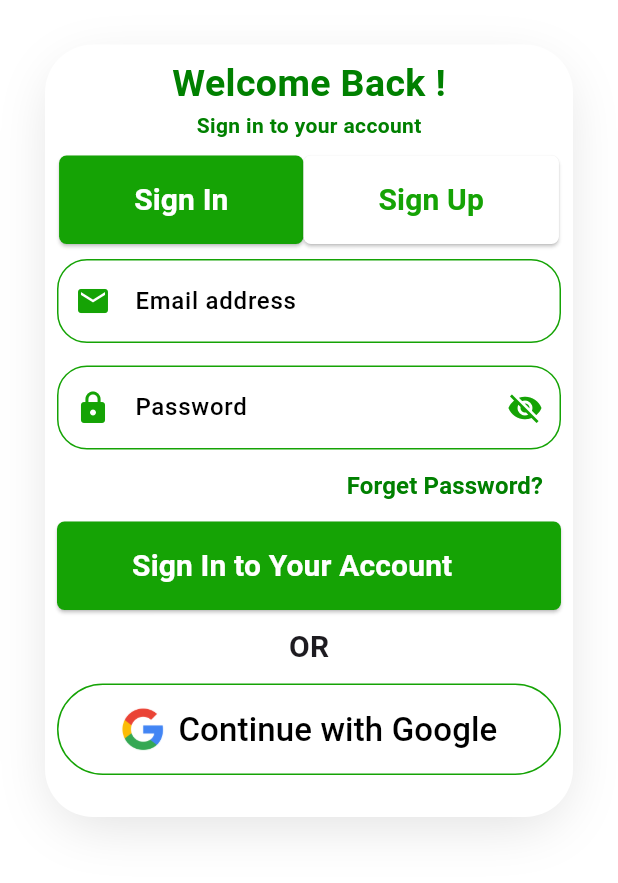
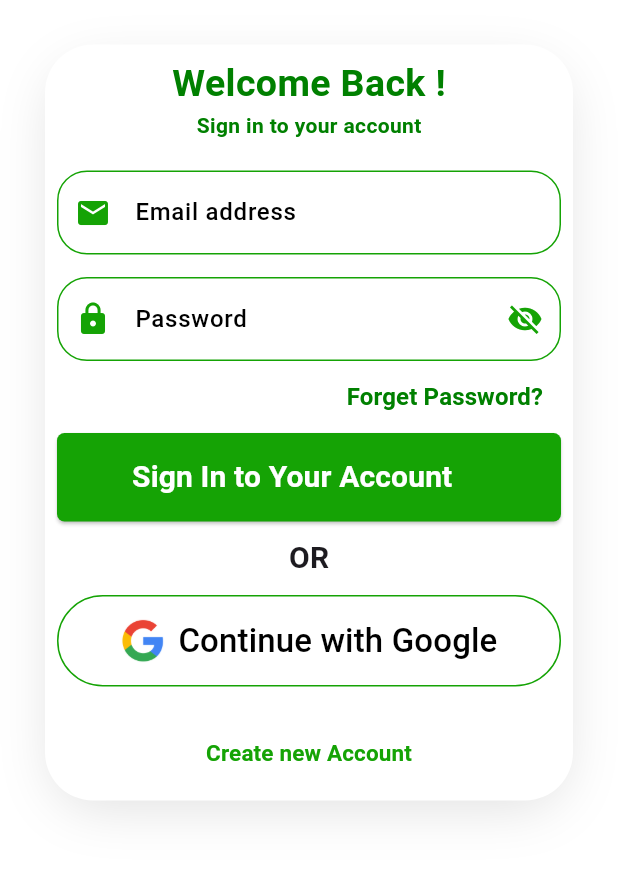
Before and after one commit to nirajchand/farm_express, a Flutter app: the ConsumerLoginScreen screen opened directly, on a phone screen of 412 x 824 dp, the part 353-1236 px from its top. Run offline on Flutter 3.47's test engine with Material 3 defaults, Android fonts, the light colour scheme and no system bars.

Commit message:
updating login screen

```diff
--- a/lib/screens/consumer_login_screen.dart
+++ b/lib/screens/consumer_login_screen.dart
@@ -1,18 +1,25 @@
 import 'package:farm_express/constants/colors.dart';
+import 'package:farm_express/screens/signup_screen.dart';
 import 'package:farm_express/widgets/elevated_button.dart';
 import 'package:farm_express/widgets/my_text_form_field.dart';
 import 'package:flutter/material.dart';
 
-class ConsumerLoginScreen extends StatelessWidget {
+class ConsumerLoginScreen extends StatefulWidget {
   const ConsumerLoginScreen({super.key});
 
+  @override
+  State<ConsumerLoginScreen> createState() => _ConsumerLoginScreenState();
+}
+
+class _ConsumerLoginScreenState extends State<ConsumerLoginScreen> {
+  bool isSignIn = true;
   @override
   Widget build(BuildContext context) {
     return Scaffold(
       backgroundColor: Colors.white,
-
       appBar: AppBar(backgroundColor: Colors.white),
-      body: Column(
+      body: SingleChildScrollView(
+        child: Column(
           children: [
             Center(child: Image.asset("assets/images/project_logo.png")),
             Container(
@@ -51,23 +58,31 @@ class ConsumerLoginScreen extends StatelessWidget {
                       ),
                     ),
                     SizedBox(height: 10),
-                  Row(
-                    mainAxisAlignment: MainAxisAlignment.center,
-                    children: [
-                      MyElevatedButton(
-                        onPressed: () {},
-                        text: "Sign In",
-                        backgroundColor: kPrimaryColor,
-                        foregroundColor: Colors.white,
-                      ),
-                      MyElevatedButton(
-                        onPressed: () {},
-                        text: "Sign Up",
-                        backgroundColor: Colors.white,
-                        foregroundColor: kPrimaryColor,
-                      ),
-                    ],
-                  ),
+                    // Row(
+                    //   mainAxisAlignment: MainAxisAlignment.center,
+                    //   children: [
+                    //     MyElevatedButton(
+                    //       onPressed: () {
+                    //         setState(() {
+                    //           isSignIn = true;
+                    //         });
+                    //       },
+                    //       text: "Sign In",
+                    //       backgroundColor: kPrimaryColor,
+                    //       foregroundColor: Colors.white,
+                    //     ),
+                    //     MyElevatedButton(
+                    //       onPressed: () {
+                    //         setState(() {
+                    //           isSignIn = false;
+                    //         });
+                    //       },
+                    //       text: "Sign Up",
+                    //       backgroundColor: Colors.white,
+                    //       foregroundColor: kPrimaryColor,
+                    //     ),
+                    //   ],
+                    // ),
                     SizedBox(height: 10),
                     MyTextFormField(
                       labelText: "Email address",
@@ -109,7 +124,10 @@ class ConsumerLoginScreen extends StatelessWidget {
                     SizedBox(height: 10),
                     Text(
                       "OR",
-                    style: TextStyle(fontSize: 20, fontWeight: FontWeight.bold),
+                      style: TextStyle(
+                        fontSize: 20,
+                        fontWeight: FontWeight.bold,
+                      ),
                     ),
                     SizedBox(height: 10),
                     OutlinedButton(
@@ -136,12 +154,33 @@ class ConsumerLoginScreen extends StatelessWidget {
                       ),
                     ),
                     SizedBox(height: 20),
+                    TextButton(
+                      onPressed: () {
+                        setState(() {
+                          Navigator.push(
+                            context,
+                            MaterialPageRoute(
+                              builder: (context) => SignupScreen(),
+                            ),
+                          );
+                        });
+                      },
+                      child: Text(
+                        "Create new Account",
+                        style: TextStyle(
+                          color: kPrimaryColor,
+                          fontSize: 15,
+                          fontWeight: FontWeight.bold,
+                        ),
+                      ),
+                    ),
                   ],
                 ),
               ),
             ),
           ],
         ),
+      ),
     );
   }
 }
```
Lines whose indentation alone changed are shown as unchanged.
